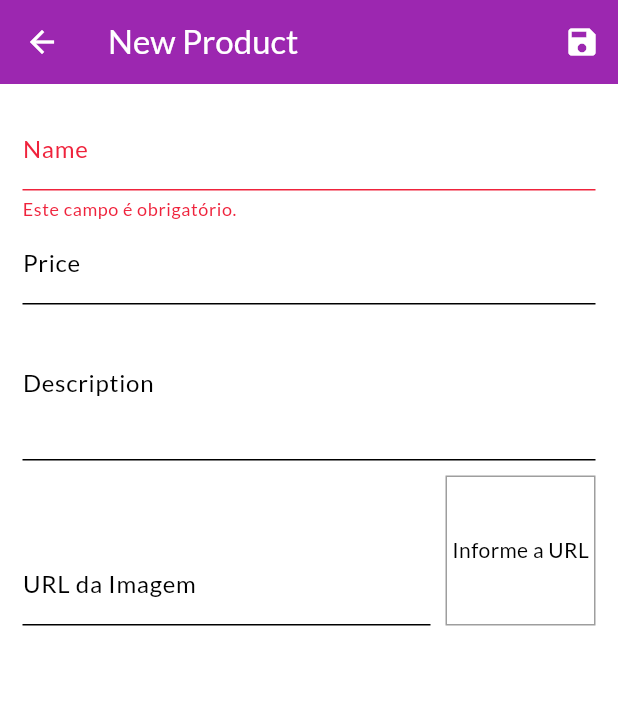
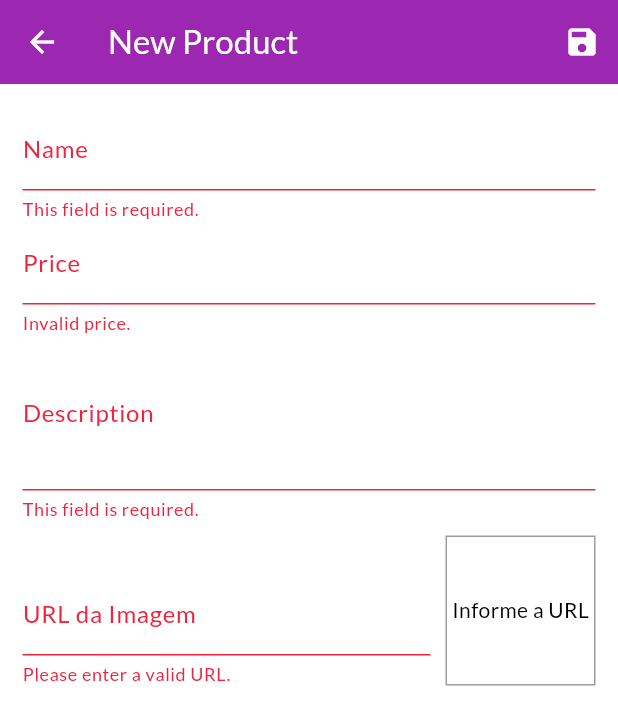
Before and after one commit to enzo-cezarg/shop-app, a Flutter app: the ProductFormPage screen opened by its route, after a tap on the "save" icon, on a phone screen of 412 x 824 dp. Shown: the top 725 px of the screen. Run offline on Flutter 3.47's test engine with Material 3 defaults, Android fonts, the phone set to English and light mode, and no system bars.

Commit message:
validating form and adding product

```diff
--- a/lib/models/product_list.dart
+++ b/lib/models/product_list.dart
@@ -1,3 +1,5 @@
+import 'dart:math';
+
 import 'package:flutter/material.dart';
 import 'package:shop/data/dummy_data.dart';
 import 'package:shop/models/product.dart';
@@ -13,6 +15,17 @@ class ProductList with ChangeNotifier {
 
   int get itemsCount {
     return _items.length;
+  }
+
+  void addProductFromData(Map<String, Object> data) {
+    final newProduct = Product(
+        id: Random().nextDouble().toString(),
+        name: data['name'] as String,
+        description: data['description'] as String,
+        price: data['price'] as double,
+        imageUrl: data['imageUrl'] as String);
+
+    addProduct(newProduct);
   }
 
   void addProduct(Product product) {
--- a/lib/pages/product_form_page.dart
+++ b/lib/pages/product_form_page.dart
@@ -1,7 +1,6 @@
-import 'dart:math';
-
 import 'package:flutter/material.dart';
-import 'package:shop/models/product.dart';
+import 'package:provider/provider.dart';
+import 'package:shop/models/product_list.dart';
 
 class ProductFormPage extends StatefulWidget {
   const ProductFormPage({super.key});
@@ -39,6 +38,16 @@ class _ProductFormPageState extends State<ProductFormPage> {
     setState(() {});
   }
 
+  bool isValidImageUrl(String url) {
+    bool isValidUrl = Uri.tryParse(url)?.hasAbsolutePath ?? false;
+
+    bool endsWithFile = url.toLowerCase().endsWith('.png') ||
+        url.toLowerCase().endsWith('.jpg') ||
+        url.toLowerCase().endsWith('.jpeg');
+
+    return isValidUrl && endsWithFile;
+  }
+
   void _submitForm() {
     final isValid = _formKey.currentState?.validate() ?? false;
 
@@ -48,17 +57,10 @@ class _ProductFormPageState extends State<ProductFormPage> {
 
     _formKey.currentState?.save();
 
-    final newProduct = Product(
-      id: Random().nextDouble().toString(),
-      name: _formData['name'] as String,
-      description: _formData['description'] as String,
-      price: _formData['price'] as double,
-      imageUrl: _formData['imageUrl'] as String
-    );
+    Provider.of<ProductList>(context, listen: false)
+        .addProductFromData(_formData);
+    Navigator.of(context).pop();
 
-    print(newProduct.id);
-    print(newProduct.name);
-    print(newProduct.price);
   }
 
   @override
@@ -66,14 +68,8 @@ class _ProductFormPageState extends State<ProductFormPage> {
     return Scaffold(
       appBar: AppBar(
         title: Text('New Product'),
-        backgroundColor: Theme
-            .of(context)
-            .colorScheme
-            .primary,
-        foregroundColor: Theme
-            .of(context)
-            .colorScheme
-            .onPrimary,
+        backgroundColor: Theme.of(context).colorScheme.primary,
+        foregroundColor: Theme.of(context).colorScheme.onPrimary,
         actions: [IconButton(onPressed: _submitForm, icon: Icon(Icons.save))],
       ),
       body: Padding(
@@ -90,11 +86,11 @@ class _ProductFormPageState extends State<ProductFormPage> {
                   final name = inputName ?? '';
 
                   if (name.trim().isEmpty) {
-                    return 'Este campo é obrigatório.';
+                    return 'This field is required.';
                   }
 
                   if (name.trim().length < 3) {
-                    return 'Este campo precisa de no mínimo 3 letras.';
+                    return 'Name must be at least 3 characters long.';
                   }
 
                   return null;
@@ -109,6 +105,16 @@ class _ProductFormPageState extends State<ProductFormPage> {
                 focusNode: _priceFocus,
                 onSaved: (price) =>
                     _formData['price'] = double.parse(price ?? '0'),
+                validator: (inputPrice) {
+                  final priceString = inputPrice ?? '';
+                  final price = double.tryParse(priceString) ?? -1;
+
+                  if (price <= 0) {
+                    return 'Invalid price.';
+                  }
+
+                  return null;
+                },
                 onFieldSubmitted: (_) =>
                     FocusScope.of(context).requestFocus(_descriptionFocus),
               ),
@@ -120,6 +126,19 @@ class _ProductFormPageState extends State<ProductFormPage> {
                 focusNode: _descriptionFocus,
                 onSaved: (description) =>
                     _formData['description'] = description ?? '',
+                validator: (inputDescription) {
+                  final description = inputDescription ?? '';
+
+                  if (description.trim().isEmpty) {
+                    return 'This field is required.';
+                  }
+
+                  if (description.trim().length < 10) {
+                    return 'Description must be at least 10 characters long.';
+                  }
+
+                  return null;
+                },
               ),
               Row(
                 crossAxisAlignment: CrossAxisAlignment.end,
@@ -133,6 +152,15 @@ class _ProductFormPageState extends State<ProductFormPage> {
                       controller: _imageUrlController,
                       onSaved: (imageUrl) =>
                           _formData['imageUrl'] = imageUrl ?? '',
+                      validator: (inputImageUrl) {
+                        final imageUrl = inputImageUrl ?? '';
+
+                        if (!isValidImageUrl(imageUrl)) {
+                          return 'Please enter a valid URL.';
+                        }
+
+                        return null;
+                      },
                       onFieldSubmitted: (_) => _submitForm(),
                     ),
                   ),
```
Lines whose indentation alone changed are shown as unchanged.
